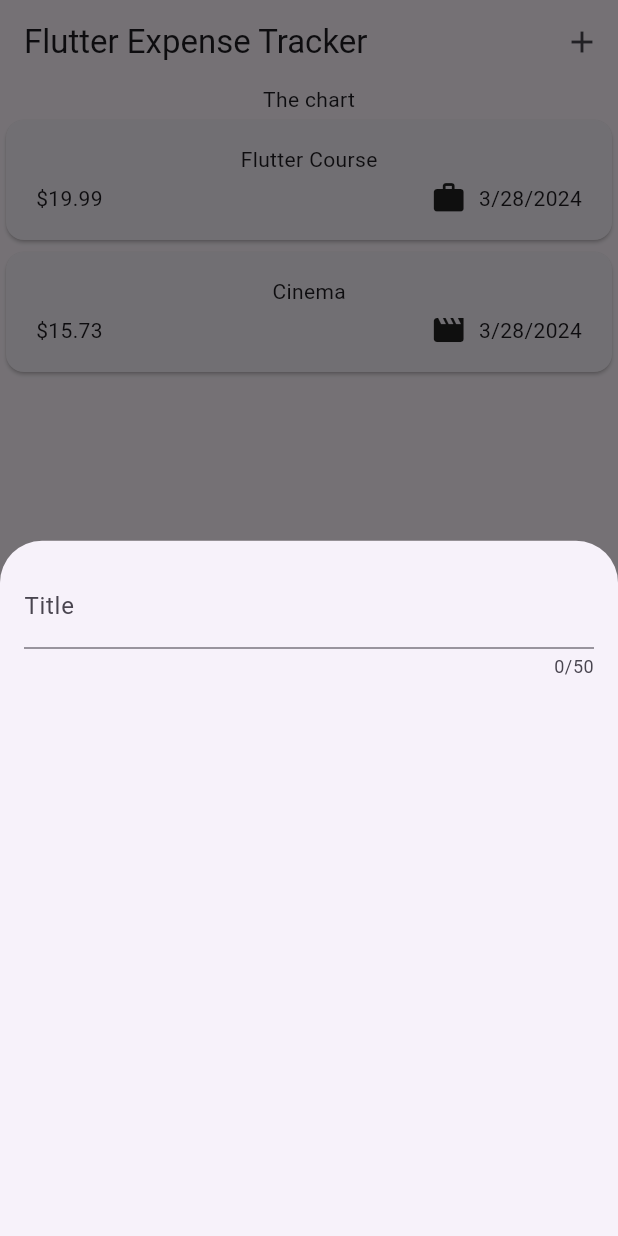
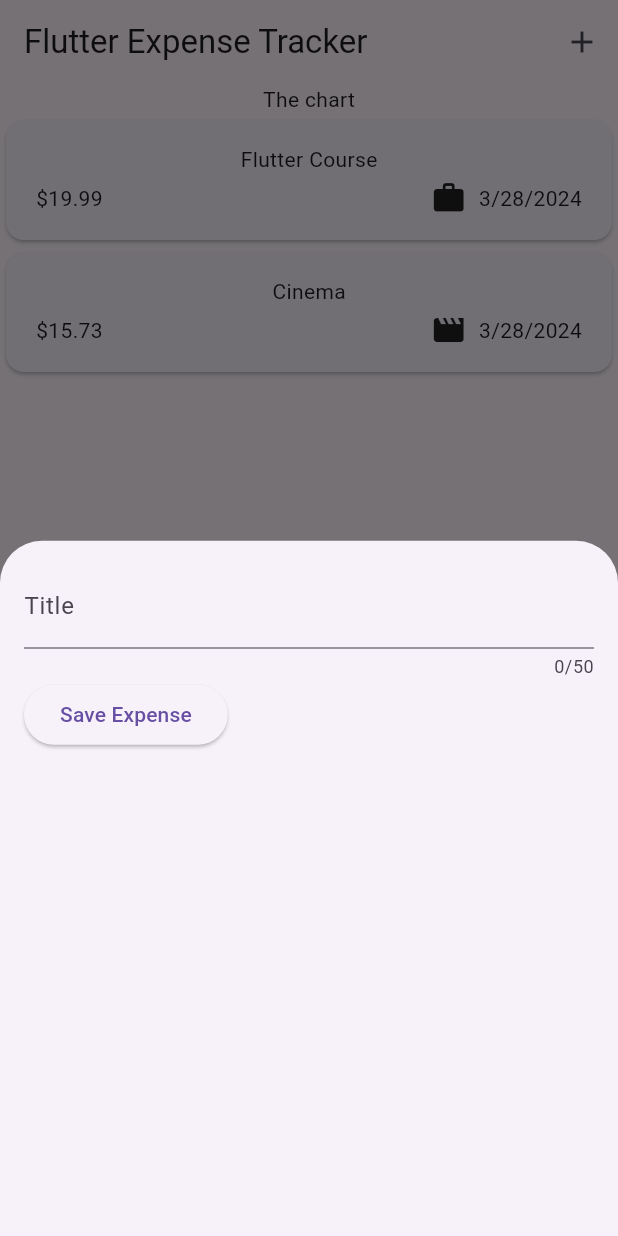
Before and after one commit to PyaeSone99/ExpensesTracker, a Flutter app: the screen it shows after launch, after a tap on the "add" icon, on a phone screen of 412 x 824 dp. Run offline on Flutter 3.47's test engine with Material 3 defaults, Android fonts, the phone set to English and light mode, and no system bars.

Commit message:
108 - Getting User Input on Every Keystroke

```diff
--- a/lib/widgets/new_expense.dart
+++ b/lib/widgets/new_expense.dart
@@ -11,21 +11,41 @@ class NewExpense extends StatefulWidget {
 
 
 class _StateNewExpense extends State<NewExpense> {
+
+  var _enteredTitle = '';
+
+  void _saveTitleInput (String inputValue) {
+    _enteredTitle = inputValue;
+  }
+
   @override
   Widget build(context) {
 
-    return const Padding(
+    return Padding(
       padding: const EdgeInsets.all(16),
       child: Column(
         children: [
           TextField(
+            onChanged: _saveTitleInput,
             maxLength: 50,
             // keyboardType: TextInputType.text,
-            decoration: InputDecoration(
+            decoration: const InputDecoration(
               label: Text(
                 'Title'
               )
             ),
+          ),
+          Row(
+            children: [
+              ElevatedButton(
+                onPressed: (){
+                  print(_enteredTitle);
+                },
+                child: const Text(
+                  'Save Expense'
+                )
+              )
+            ],
           )
         ],
       ),
```
